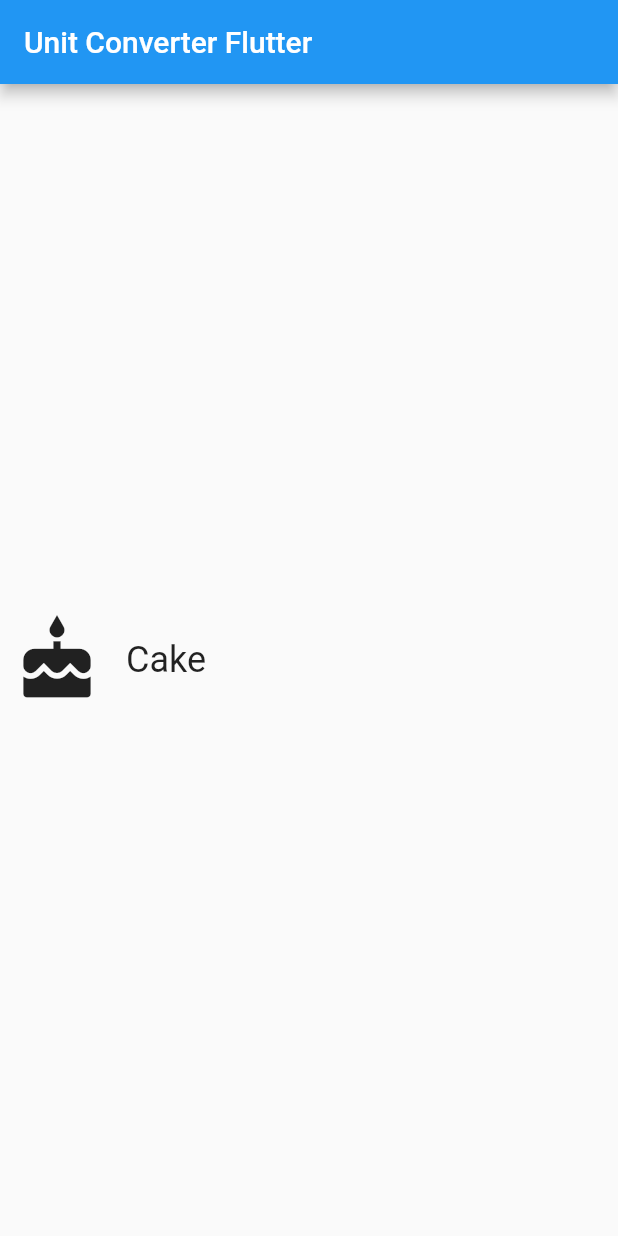
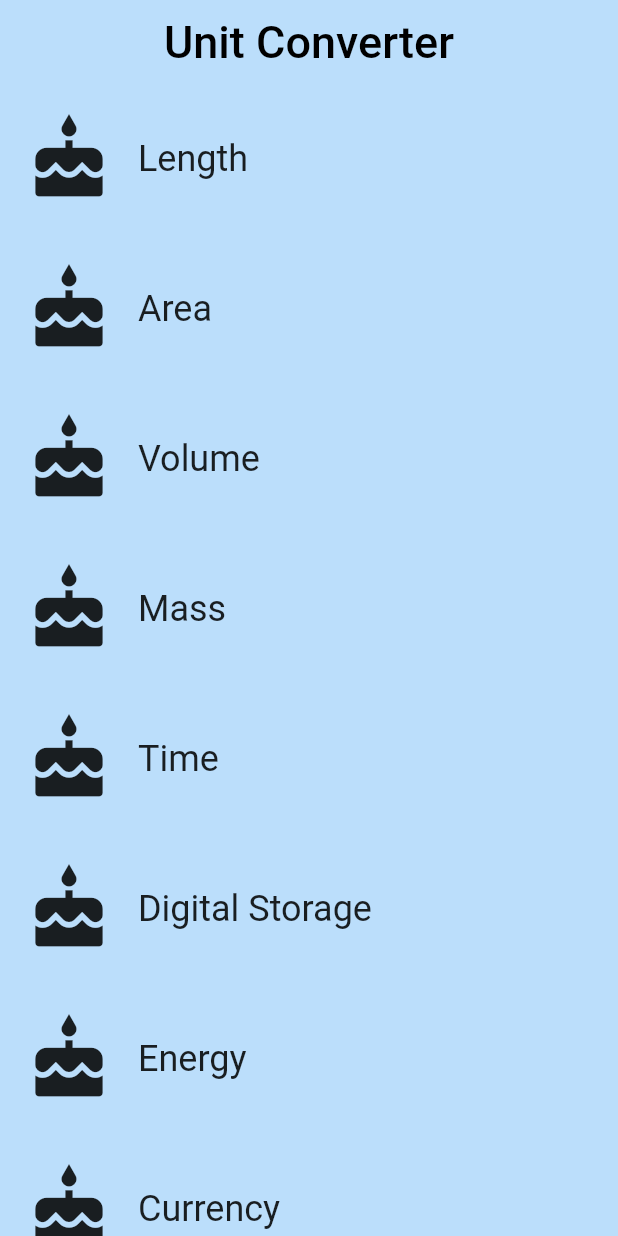
Before and after one commit to wildanka/wkwk-udacity-practice, a Flutter app: the screen it shows after launch, on a phone screen of 412 x 824 dp. Run offline on Flutter 3.47's test engine with Material 2 defaults, Android fonts, the phone set to English and light mode, and no system bars.

Commit message:
#2 Learn to create a Custom Static Listview

```diff
--- a/unit_converter_flutter/lib/category.dart
+++ b/unit_converter_flutter/lib/category.dart
@@ -31,6 +31,7 @@ class Category extends StatelessWidget {
   /// as we are going to need the name, color, and iconLocation from main.dart
   /// we need to use @required to checks for a named parameter passed in,
   /// @required != null checking, to do null checking we will assert it later
+  // We can say that this const Category is a constructor
   const Category({
     Key key,
     @required this.name,
@@ -61,7 +62,7 @@ class Category extends StatelessWidget {
           splashColor: color,
           // we can user () => function() or the () {function();} syntax
           onTap: () {
-            print("Stop it, it's tickle!");
+//            print("Stop it, it's tickle!");
           },
           child: Padding(
             padding: EdgeInsets.all(8.0),
--- /dev/null
+++ b/unit_converter_flutter/lib/category_route.dart
@@ -0,0 +1,89 @@
+import 'package:flutter/material.dart';
+
+/// since we are going to make the list of category, of course we need to import it's class
+import 'package:unit_converter_flutter/category.dart';
+
+final _backgroundColor = Colors.blue[100];
+
+/// Category Route (screen)
+///
+/// this is the 'home' screen of the Unit Converter. it shows header and a list of [Category]es
+///
+/// While its named CategoryRoute, a more apt name would be CategoryScreen.
+/// because it's responsible for the Ui at the route destination
+
+class CategoryRoute extends StatelessWidget {
+  const CategoryRoute();
+
+  static const _categoryNames = <String>[
+    'Length',
+    'Area',
+    'Volume',
+    'Mass',
+    'Time',
+    'Digital Storage',
+    'Energy',
+    'Currency',
+  ];
+
+  static const _baseColors = <Color>[
+    Colors.teal,
+    Colors.orange,
+    Colors.pinkAccent,
+    Colors.blueAccent,
+    Colors.yellow,
+    Colors.greenAccent,
+    Colors.purpleAccent,
+    Colors.redAccent,
+  ];
+
+  /// Makes the correct number of rows for the list view.
+  ///
+  /// For portrait, we construct a [ListView] from the list of category widgets.
+  Widget _buildCategoryWidgets(List<Widget> categories) {
+    return ListView.builder(
+      itemBuilder: (BuildContext context, int index) => categories[index],
+      itemCount: categories.length,
+    );
+  }
+
+  ///main method of this class
+  @override
+  Widget build(BuildContext context) {
+    final categories = <Category>[];
+
+    for (var i = 0; i < _categoryNames.length; i++) {
+      categories.add(Category(name: _categoryNames[i],
+          color: _baseColors[i],
+          iconLocation: Icons.cake));
+    }
+
+    //create the listview container
+    final listView = Container(
+        color: _backgroundColor,
+        padding: EdgeInsets.symmetric(horizontal: 8.0),
+        child : _buildCategoryWidgets(categories)
+    );
+
+    //create the appbar
+    final appBar = AppBar(
+      elevation: 0.0,
+      title: Text(
+        'Unit Converter',
+        style: TextStyle(
+          color: Colors.black,
+          fontSize: 30.0,
+        ),
+      ),
+      centerTitle: true,
+      backgroundColor: _backgroundColor,
+    );
+
+
+    //return the Scaffold
+    return Scaffold(
+      appBar: appBar,
+      body: listView,
+    );
+  }
+}
--- a/unit_converter_flutter/lib/main.dart
+++ b/unit_converter_flutter/lib/main.dart
@@ -1,34 +1,26 @@
 import 'package:flutter/material.dart';
 import 'package:flutter/painting.dart';
 import 'package:unit_converter_flutter/category.dart';
+import 'package:unit_converter_flutter/category_route.dart';
 
 const _categoryName = 'Cake';
 const _categoryIcon = Icons.cake;
 const _categoryColor = Colors.blue;
 
-
 /// This is the root widget of our app
 /// Currently we just show one widget in our app.
-class UnitItems extends StatelessWidget {
+class UnitConverterApp extends StatelessWidget {
   @override
   Widget build(BuildContext context) {
-    return Material(
-      child: Center(
-        child: Category(name: _categoryName, color: _categoryColor, iconLocation: _categoryIcon),
-      ),
+    return MaterialApp(
+      debugShowCheckedModeBanner: false,
+      title: 'Unit Converter',
+      home: CategoryRoute(),
     );
   }
 }
 
 //this is the function that will be called when main.dart is running
 void main() {
-  runApp(MaterialApp(
-    debugShowCheckedModeBanner: false,
-    home: Scaffold(
-      appBar: AppBar(
-        title: Text("Unit Converter Flutter"),
-      ),
-      body: UnitItems(), //call the UnitItems class
-    ),
-  ));
+  runApp(UnitConverterApp());
 }
```
Also changed, not shown: 1 other file.
